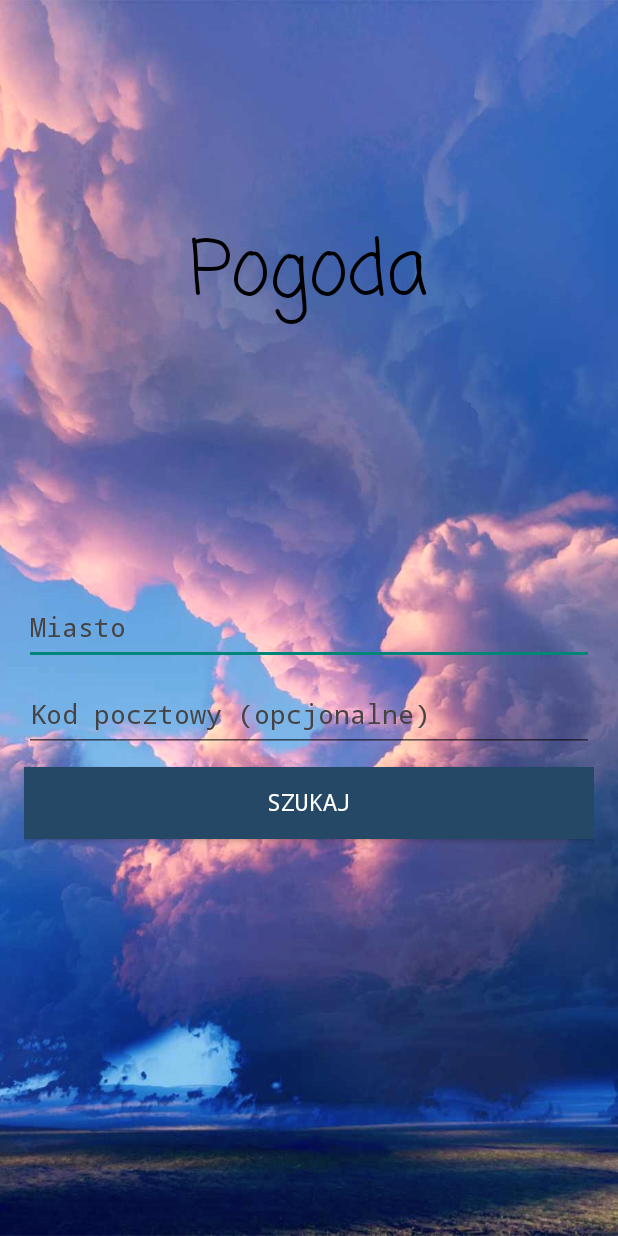
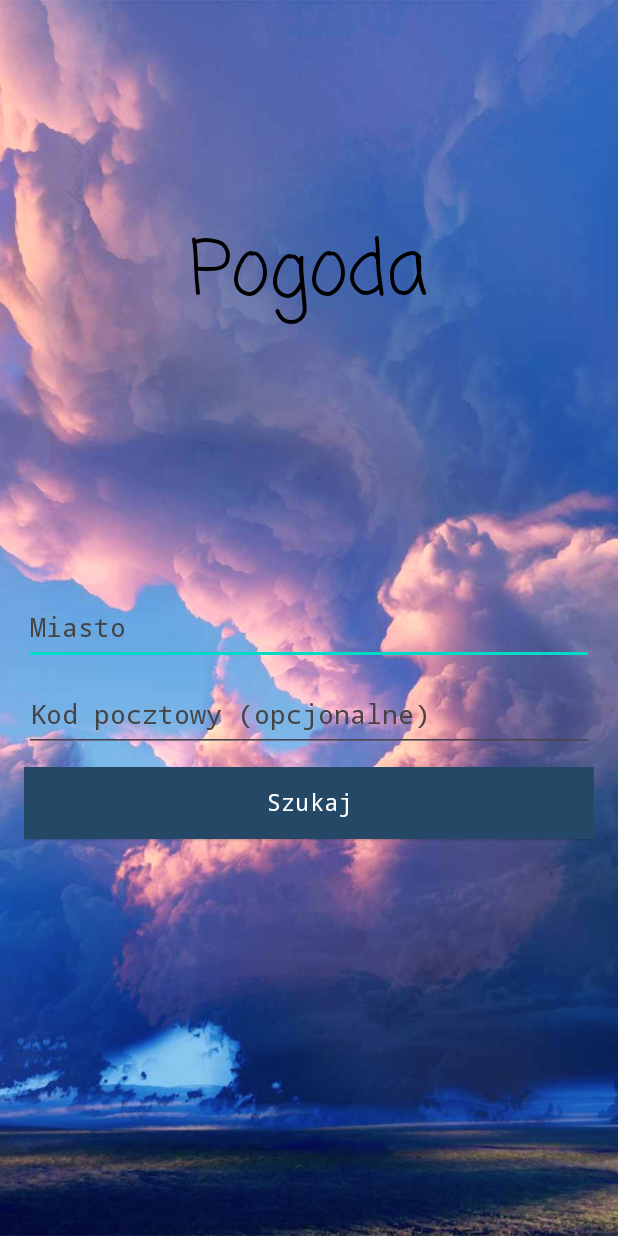
Before and after one commit to Namlesz/WeatherAndroidApp, an Android app: the screen it shows after launch (MainActivity), on a phone screen of 412 x 824 dp. Run offline under Robolectric (Android 15) with nearby library versions, the phone set to English and light mode, and no system bars; our stand-ins replace Volley.

```diff
--- a/app/src/main/AndroidManifest.xml
+++ b/app/src/main/AndroidManifest.xml
@@ -15,7 +15,7 @@
         android:networkSecurityConfig="@xml/network_security_config"
         android:roundIcon="@mipmap/ic_launcher_round"
         android:supportsRtl="true"
-        android:theme="@style/Theme.AppCompat.Light.NoActionBar.FullScreen"
+        android:theme="@style/Theme.WeatherUpdate"
         tools:targetApi="31">
         <activity
             android:name=".WeatherDetails"
--- a/app/src/main/res/layout/activity_main.xml
+++ b/app/src/main/res/layout/activity_main.xml
@@ -1,30 +1,19 @@
-<?xml version="1.0" encoding="utf-8"?>
-<!--androidx.constraintlayout.widget.ConstraintLayout-->
+<?xml version="1.0" encoding="utf-8"?><!--androidx.constraintlayout.widget.ConstraintLayout-->
 <LinearLayout xmlns:android="http://schemas.android.com/apk/res/android"
     xmlns:app="http://schemas.android.com/apk/res-auto"
     xmlns:tools="http://schemas.android.com/tools"
     android:layout_width="match_parent"
     android:layout_height="match_parent"
-    tools:context=".MainActivity"
+    android:background="@drawable/background"
     android:orientation="vertical"
     android:padding="16dp"
-    android:background="@drawable/background"
-    >
-
-    <LinearLayout
-        android:id="@+id/linearLayout"
-        android:layout_width="match_parent"
-        android:layout_height="match_parent"
-        android:gravity="center"
-        android:orientation="vertical"
-        tools:layout_editor_absoluteX="16dp"
-        tools:layout_editor_absoluteY="16dp">
+    tools:context=".MainActivity">
 
     <View
         android:id="@+id/view2"
         android:layout_width="match_parent"
         android:layout_height="73dp"
-            android:layout_weight="1"></View>
+        android:layout_weight="1" />
 
     <TextView
         android:layout_width="wrap_content"
@@ -44,7 +33,7 @@
     <View
         android:layout_width="match_parent"
         android:layout_height="119dp"
-            android:layout_weight="1"></View>
+        android:layout_weight="1" />
 
     <EditText
         android:id="@+id/etCity"
@@ -75,6 +64,7 @@
 
     <Button
         android:id="@+id/btnGet"
+        style="@style/Widget.Material3.Button.ElevatedButton"
         android:layout_width="match_parent"
         android:layout_height="wrap_content"
         android:layout_marginBottom="10dp"
@@ -91,6 +81,5 @@
     <View
         android:layout_width="match_parent"
         android:layout_height="183dp"
-            android:layout_weight="1"></View>
+        android:layout_weight="1" />
 </LinearLayout>
-</LinearLayout>
--- a/app/src/main/res/values/themes.xml
+++ b/app/src/main/res/values/themes.xml
@@ -1,6 +1,6 @@
 <resources xmlns:tools="http://schemas.android.com/tools">
     <!-- Base application theme. -->
-    <style name="Theme.WeatherUpdate" parent="Theme.MaterialComponents.DayNight.DarkActionBar">
+    <style name="Theme.WeatherUpdate" parent="Theme.Material3.Light.NoActionBar">
         <!-- Primary brand color. -->
         <item name="colorPrimary">@color/purple_500</item>
         <item name="colorPrimaryVariant">@color/purple_700</item>
@@ -13,10 +13,4 @@
         <item name="android:statusBarColor" tools:targetApi="l">?attr/colorPrimaryVariant</item>
         <!-- Customize your theme here. -->
     </style>
-    <style name="Theme.AppCompat.Light.NoActionBar.FullScreen" parent="@style/Theme.AppCompat.Light.NoActionBar">
-        <item name="android:windowNoTitle">true</item>
-        <item name="android:windowActionBar">false</item>
-        <item name="android:windowFullscreen">true</item>
-        <item name="android:windowContentOverlay">@null</item>
-    </style>
 </resources>
```
Also changed, not shown: app/build.gradle (+5 -5 lines), app/src/main/java/com/example/weatherapp/MainActivity.java (+8 -3 lines). Lines whose indentation alone changed are shown as unchanged.
